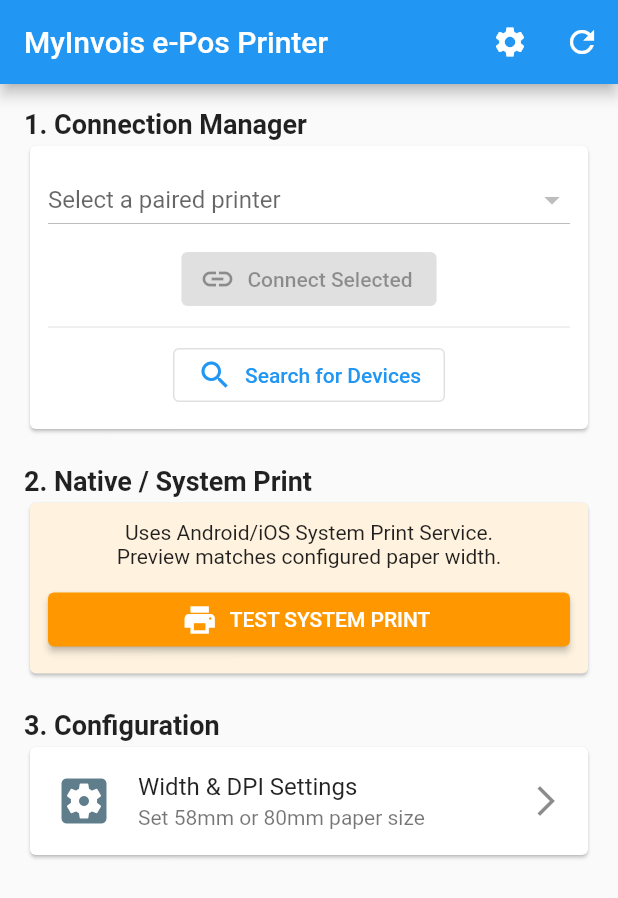
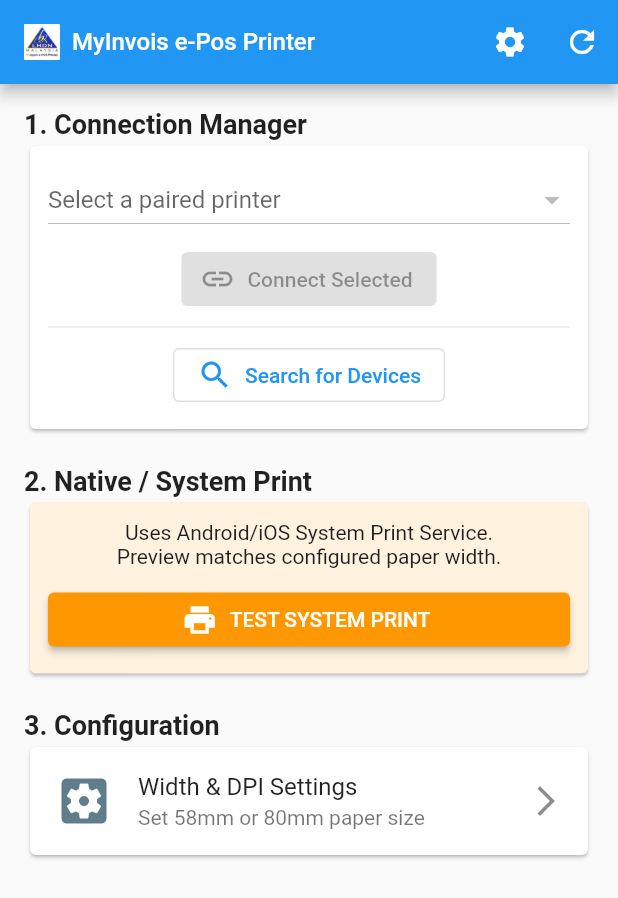
Before and after one commit to tommyp1007/epos_plugin, a Flutter app: the screen it shows after launch, on a phone screen of 412 x 824 dp. Shown: the top 898 px of the screen. Run offline on Flutter 3.47's test engine with Material 3 defaults, Android fonts, the phone set to English and light mode, and no system bars; our stand-ins replace device_info_plus, flutter_blue_plus, flutter_bluetooth_serial, pdf, permission_handler, printing and 1 more; missing offline and left inert: esc_pos_utils_plus, print_bluetooth_thermal, share_handler.

Commit message:
Initial commit

```diff
--- a/lib/pages/home_page.dart
+++ b/lib/pages/home_page.dart
@@ -266,7 +266,25 @@ class _HomePageState extends State<HomePage> {
 
     return Scaffold(
       appBar: AppBar(
-        title: const Text("MyInvois e-Pos Printer"),
+        // ------------------ UPDATED SECTION ------------------
+        title: Row(
+          mainAxisSize: MainAxisSize.min, // Keeps the title content compact
+          children: [
+            Image.asset(
+              'assets/images/menu_icon.png', // Looks for file in assets/images/
+              height: 24, // Adjust icon height
+              fit: BoxFit.contain,
+            ),
+            const SizedBox(width: 8), // Spacing between icon and text
+            const Text(
+              "MyInvois e-Pos Printer",
+              style: TextStyle(
+                fontSize: 16, // Smaller font size
+              ),
+            ),
+          ],
+        ),
+        // -----------------------------------------------------
         actions: [
           IconButton(icon: const Icon(Icons.settings), onPressed: _openSettings),
           IconButton(icon: const Icon(Icons.refresh), onPressed: () => _loadBondedDevices())
--- a/pubspec.yaml
+++ b/pubspec.yaml
@@ -77,3 +77,4 @@ flutter:
   # Ensure your icon asset is declared here if you use it inside the app UI too
   assets:
     - assets/images/
+    - assets/images/menu_icon.png
```
Also changed, not shown: assets/images/menu_icon.png (added), 1 other file.
